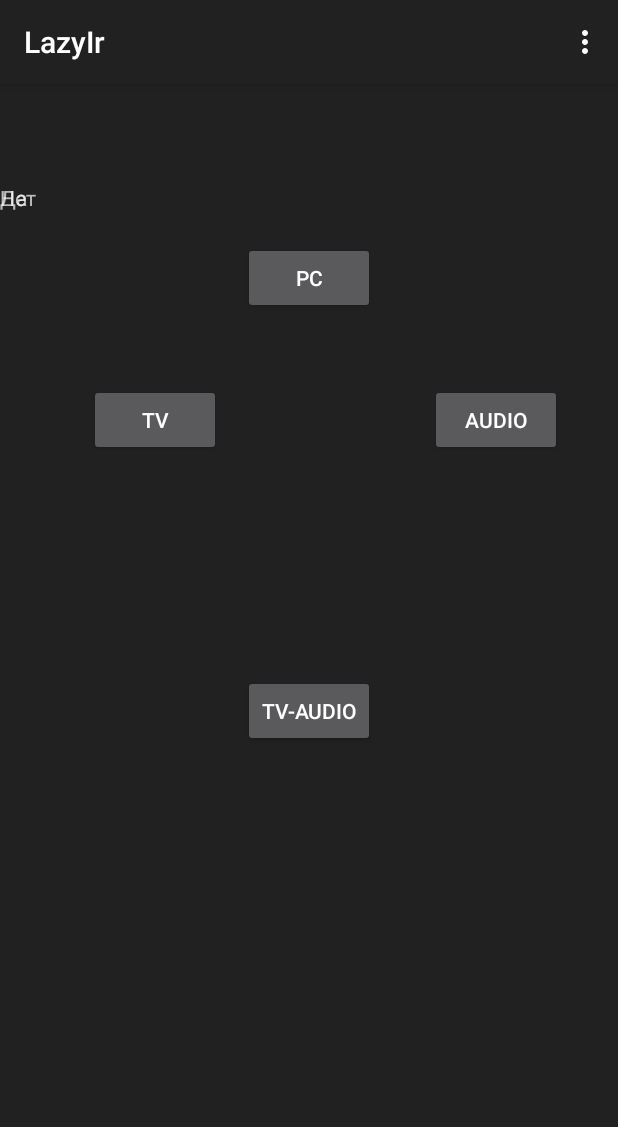
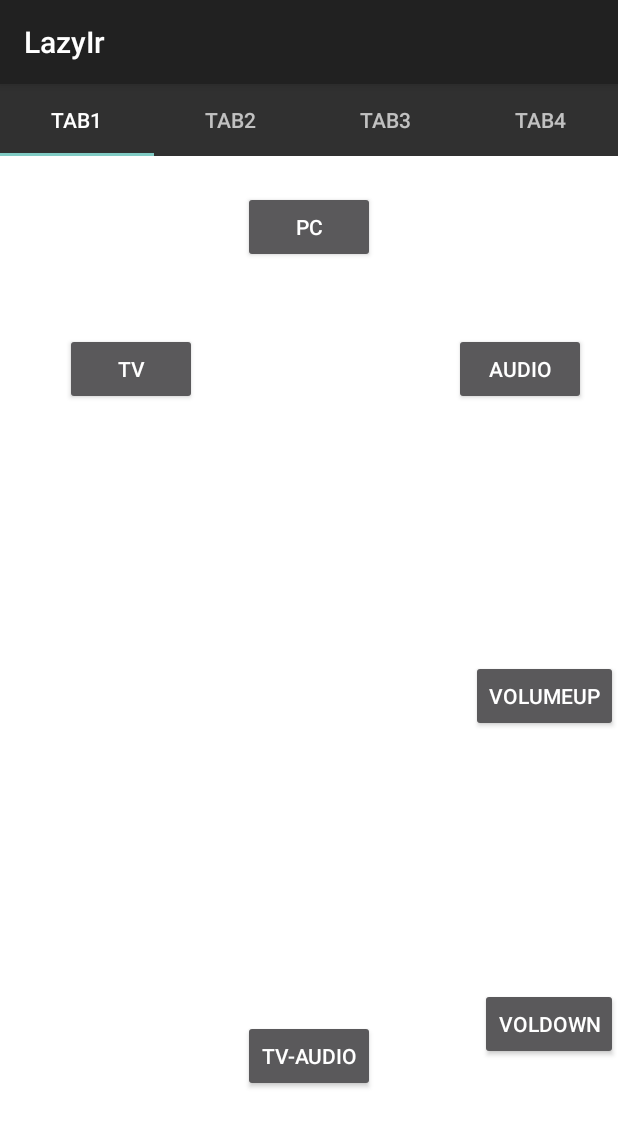
Before and after one commit to Kir-Push/LazyIr, an Android app: the screen it shows after launch (MainActivity), after a tap on "PC", on a phone screen of 412 x 824 dp. Shown: the top 1127 px of the screen. Run offline under Robolectric (Android 15) with nearby library versions, the phone set to English and light mode, and no system bars; network calls fail.

Commit message:
yes i do it

```diff
--- a/src/main/java/com/example/buhalo/lazyir/IrMethods.java
+++ b/src/main/java/com/example/buhalo/lazyir/IrMethods.java
@@ -1,8 +1,10 @@
 package com.example.buhalo.lazyir;
 
+import android.app.Activity;
 import android.content.Context;
 import android.hardware.ConsumerIrManager;
 import android.view.View;
+import android.widget.Toast;
 
 import java.io.BufferedReader;
 import java.io.ByteArrayInputStream;
@@ -15,6 +17,7 @@ import java.net.Socket;
 import java.util.ArrayList;
 import java.util.Arrays;
 import java.util.List;
+import java.util.concurrent.ExecutionException;
 
 /**
  * Created by buhalo on 08.01.17.
@@ -124,7 +127,23 @@ public class IrMethods {
     {
 
         getSocket task = new getSocket();
-        task.execute(new String[] { "PlaceHolder" });
+        task.execute(new String[] { "ShutDown" });
+
+    }
+
+    public static void increaseVolume(View view,Context context)
+    {
+        getSocket task = new getSocket();
+        task.setView(context);
+        task.execute(new String[] { "Volume+" });
+    }
+
+    public static void decreaseVolume(View view,Context context)
+    {
+
+        getSocket task = new getSocket();
+        task.setView(context);
+    task.execute(new String[] { "Volume-" });
 
     }
 }
--- a/src/main/java/com/example/buhalo/lazyir/MainActivity.java
+++ b/src/main/java/com/example/buhalo/lazyir/MainActivity.java
@@ -4,22 +4,15 @@ package com.example.buhalo.lazyir;
  * Created by buhalo on 08.01.17.
  */
 
-import android.content.Context;
-import android.hardware.ConsumerIrManager;
 import android.os.Bundle;
-import android.support.design.widget.FloatingActionButton;
-import android.support.design.widget.Snackbar;
+import android.support.design.widget.TabLayout;
+import android.support.v4.view.ViewPager;
 import android.support.v7.app.AppCompatActivity;
-import android.support.v7.widget.Toolbar;
-import android.view.Menu;
-import android.view.MenuItem;
+import android.view.MotionEvent;
 import android.view.View;
-import android.widget.TabHost;
-import android.widget.Toast;
-
-import java.util.ArrayList;
-import java.util.Arrays;
-import java.util.List;
+import android.view.ViewGroup;
+import android.widget.Button;
+import android.widget.RelativeLayout;
 
 
 public class MainActivity extends AppCompatActivity {
@@ -30,54 +23,25 @@ public class MainActivity extends AppCompatActivity {
         super.onCreate(savedInstanceState);
         setContentView(R.layout.activity_main);
 
-        TabHost tabHost = (TabHost) findViewById(android.R.id.tabhost);
+       // TabHost tabHost = (TabHost) findViewById(android.R.id.tabhost);
 
-        tabHost.setup();
+      //  tabHost.setup();
 
-        TabHost.TabSpec tabSpec;
-
-        tabSpec = tabHost.newTabSpec("tag1");
-
-        tabSpec.setIndicator("Вкладка 1");
-
-        tabSpec.setContent(R.id.tab1);
-
-        tabHost.addTab(tabSpec);
-
-        tabSpec = tabHost.newTabSpec("tag2");
-
-        tabSpec.setIndicator("Вкладка 2");
-
-        tabSpec.setContent(R.id.tab2);
-
-        tabHost.addTab(tabSpec);
-
-        tabSpec = tabHost.newTabSpec("tag3");
-
-        tabSpec.setIndicator("Вкладка 3");
-
-        tabSpec.setContent(R.id.tab3);
-
-        tabHost.addTab(tabSpec);
-
-        tabHost.setCurrentTabByTag("tag1");
-
-        tabHost.setOnTabChangedListener(new TabHost.OnTabChangeListener() {
-            @Override
-            public void onTabChanged(String tabId) {
-                Toast.makeText(getBaseContext(),"tab=1",Toast.LENGTH_SHORT).show();
-            }
-        });
+        ViewPager viewPager = (ViewPager) findViewById(R.id.viewpager);
+        viewPager.setAdapter(new SampleFragmentPagerAdapter(getSupportFragmentManager(),
+                MainActivity.this));
+        TabLayout tabLayout = (TabLayout) findViewById(R.id.sliding_tabs);
+        tabLayout.setupWithViewPager(viewPager);
 
 
     }
 
-    @Override
-    public boolean onCreateOptionsMenu(Menu menu) {
-        // Inflate the menu; this adds items to the action bar if it is present.
-        getMenuInflater().inflate(R.menu.menu_main, menu);
-        return true;
-    }
+//    @Override
+//    public boolean onCreateOptionsMenu(Menu menu) {
+//        // Inflate the menu; this adds items to the action bar if it is present.
+//        getMenuInflater().inflate(R.menu.menu_main, menu);
+//        return true;
+//    }
 
     public void processClickButton(View view)
     {
@@ -97,18 +61,22 @@ public class MainActivity extends AppCompatActivity {
 
     public void processOnlyPc(View view){IrMethods.processOnlyPC(view,this);}
 
-    @Override
-    public boolean onOptionsItemSelected(MenuItem item) {
-        // Handle action bar item clicks here. The action bar will
-        // automatically handle clicks on the Home/Up button, so long
-        // as you specify a parent activity in AndroidManifest.xml.
-        int id = item.getItemId();
+    public void processOnlyVolumeUp(View view){IrMethods.increaseVolume(view,this);}
 
-        //noinspection SimplifiableIfStatement
-        if (id == R.id.action_settings) {
-            return true;
-        }
+    public void processOnlyVolumeDown(View view){IrMethods.decreaseVolume(view,this);}
 
-        return super.onOptionsItemSelected(item);
-    }
+//    @Override
+//    public boolean onOptionsItemSelected(MenuItem item) {
+//        // Handle action bar item clicks here. The action bar will
+//        // automatically handle clicks on the Home/Up button, so long
+//        // as you specify a parent activity in AndroidManifest.xml.
+//        int id = item.getItemId();
+//
+//        //noinspection SimplifiableIfStatement
+//        if (id == R.id.action_settings) {
+//            return true;
+//        }
+//
+//        return super.onOptionsItemSelected(item);
+//    }
 }
--- /dev/null
+++ b/src/main/java/com/example/buhalo/lazyir/PageFragment.java
@@ -0,0 +1,158 @@
+package com.example.buhalo.lazyir;
+
+import android.app.Activity;
+import android.content.ClipData;
+import android.os.Bundle;
+import android.support.design.widget.TabLayout;
+import android.support.v4.app.Fragment;
+import android.support.v4.app.FragmentManager;
+import android.support.v4.view.ViewPager;
+import android.view.LayoutInflater;
+import android.view.MotionEvent;
+import android.view.View;
+import android.view.ViewGroup;
+import android.widget.Button;
+import android.widget.LinearLayout;
+import android.widget.RelativeLayout;
+import android.widget.TextView;
+
+import java.util.ArrayList;
+import java.util.List;
+
+import static android.support.v7.appcompat.R.id.image;
+import static com.example.buhalo.lazyir.R.string.configure;
+
+/**
+ * Created by buhalo on 28.01.17.
+ */
+
+public class PageFragment extends Fragment {
+
+    public static final String ARG_PAGE = "ARG_PAGE";
+
+    public static List<Button> buttons = new ArrayList<>();
+
+    private int mPage;
+
+    private  TabLayout tabLayout;
+
+    private Activity activity;
+
+    private View rootView;
+
+    public static PageFragment newInstance(int page) {
+        Bundle args = new Bundle();
+        args.putInt(ARG_PAGE, page);
+        PageFragment fragment = new PageFragment();
+        fragment.setArguments(args);
+        return fragment;
+    }
+
+    @Override
+    public void onCreate(Bundle savedInstanceState) {
+        super.onCreate(savedInstanceState);
+        mPage = getArguments().getInt(ARG_PAGE);
+    }
+
+    @Override
+    public View onCreateView(LayoutInflater inflater, final ViewGroup container,
+                             Bundle savedInstanceState) {
+        View view = null;
+        View viewTouch = null;
+        if(mPage == 1)
+        {
+            view = inflater.inflate(R.layout.content_main, container, false);
+
+        }
+        else if(mPage == 4)
+        {
+
+            rootView = inflater.inflate(R.layout.activity_main,container,false);
+            activity = (Activity) rootView.getContext();
+            tabLayout = (TabLayout) activity.findViewById(R.id.sliding_tabs);
+
+
+            view = inflater.inflate(R.layout.tab_selector, container, false);
+            ViewGroup vv4 = (ViewGroup) view;
+            for(int i=0;i< vv4.getChildCount();i++)
+            {
+              final Button mv4 = (Button)vv4.getChildAt(i);
+                mv4.setOnTouchListener(new View.OnTouchListener() {
+                    @Override
+                    public boolean onTouch(View v, MotionEvent event) {
+
+                        ClipData data = ClipData.newPlainText("", "");
+                        View.DragShadowBuilder shadow = new View.DragShadowBuilder(mv4);
+                        v.startDrag(data, shadow, null, 0);
+
+                        tabLayout.getTabAt(2).select();
+
+                        if(event.getAction() == MotionEvent.ACTION_MOVE)
+                        {
+                        return true;
+                        }
+
+                        if(event.getAction() == MotionEvent.ACTION_UP)
+                        {
+
+                        }
+                        return false;
+                    }
+                });
+            }
+
+        }
+        else if(mPage == 3)
+        {
+            viewTouch = inflater.inflate(R.layout.content_main, container, false);
+            view = inflater.inflate(R.layout.fragment_page, container, false);
+            RelativeLayout layout = (RelativeLayout) view.findViewById(R.id.fr_pg);
+            ViewGroup vv = (ViewGroup) viewTouch;
+            for(int i = 0;i<vv.getChildCount();i++)
+            {
+                Button mv =(Button)vv.getChildAt(i);
+                Button rpl = new Button(mv.getContext());
+                rpl.setText(mv.getText());
+                rpl.setLayoutParams(mv.getLayoutParams());
+                rpl.setId(mv.getId());
+                rpl.setY(mv.getY());
+                rpl.setX(mv.getX());
+                layout.addView(rpl);
+            }
+            if(buttons != null && buttons.size()<0)
+            {
+                System.out.println("tut jest");
+                layout.addView(buttons.get(0));
+            }
+        }
+        else
+        {
+            view = inflater.inflate(R.layout.fragment_page2, container, false);
+           // TextView textView = (TextView) view;
+           // textView.setText(R.string.configure);
+        }
+
+        return view;
+    }
+
+
+}
+
+
+//                        ClipData data = ClipData.newPlainText("", "");
+//                        View.DragShadowBuilder shadow = new View.DragShadowBuilder(tv);
+//                        v.startDrag(data, shadow, null, 0);
+//                        return true;
+
+//        Button btnTag = new Button(view.getContext());
+//        btnTag.setText("Button! " + 25);
+//        btnTag.setId(1 + 1 + (2 * 4));
+//        int left = (int) me.getRawX() - (v.getWidth());
+//        int top = (int) me.getRawY() - (v.getHeight());
+//        ViewGroup.MarginLayoutParams marginParams = new ViewGroup.MarginLayoutParams(tv.getLayoutParams());
+//        marginParams.setMargins(left, top, 0, 0);
+//        RelativeLayout.LayoutParams layoutParams = new RelativeLayout.LayoutParams(marginParams);
+//        btnTag.setLayoutParams(layoutParams);
+//        RelativeLayout layout = (RelativeLayout) view.findViewById(R.id.dada);
+//        layout.addView(btnTag);
+//        buttons.add(btnTag);
--- /dev/null
+++ b/src/main/java/com/example/buhalo/lazyir/SampleFragmentPagerAdapter.java
@@ -0,0 +1,37 @@
+package com.example.buhalo.lazyir;
+
+import android.content.Context;
+import android.support.v4.app.Fragment;
+import android.support.v4.app.FragmentManager;
+import android.support.v4.app.FragmentPagerAdapter;
+
+/**
+ * Created by buhalo on 28.01.17.
+ */
+
+public class SampleFragmentPagerAdapter extends FragmentPagerAdapter {
+    final int PAGE_COUNT = 4;
+    private String tabTitles[] = new String[] { "Tab1", "Tab2", "Tab3","Tab4" };
+    private Context context;
+
+    public SampleFragmentPagerAdapter(FragmentManager fm, Context context) {
+        super(fm);
+        this.context = context;
+    }
+
+    @Override
+    public int getCount() {
+        return PAGE_COUNT;
+    }
+
+    @Override
+    public Fragment getItem(int position) {
+        return PageFragment.newInstance(position + 1);
+    }
+
+    @Override
+    public CharSequence getPageTitle(int position) {
+        // Generate title based on item position
+        return tabTitles[position];
+    }
+}
--- a/src/main/java/com/example/buhalo/lazyir/getSocket.java
+++ b/src/main/java/com/example/buhalo/lazyir/getSocket.java
@@ -1,6 +1,10 @@
 package com.example.buhalo.lazyir;
 
+import android.app.Activity;
+import android.content.Context;
 import android.os.AsyncTask;
+import android.view.View;
+import android.widget.Toast;
 
 import java.io.BufferedReader;
 import java.io.IOException;
@@ -9,47 +13,120 @@ import java.io.PrintWriter;
 import java.net.InetAddress;
 import java.net.InetSocketAddress;
 import java.net.Socket;
+import java.net.UnknownHostException;
 
 /**
  * Created by buhalo on 22.01.17.
  */
 
 public class getSocket extends AsyncTask<String, Void, String> {
+    private static String shutDownCommand = "please shutDown My Pc, Thank you";
+    private static String increaseVol = "please increase my volume, Thank you";
+    private static String decreaseVol = "please decrease my volume, Thank you";
+    private static String host = "192.168.0.102";
+    private static int portNumber = 5667;
+    private Socket socket;
+    private PrintWriter out;
+    private BufferedReader in;
+    private Context cOntext;
+    private final static String[] cmds = {"ShutDown","Volume+","Volume-"};
+
     @Override
-    protected String doInBackground(String... urls) {
+    protected String doInBackground(String... commands) {
 
-        //Your code goes here
-        final String host = "192.168.0.102";
-        final int portNumber = 5667;
+       if(socket == null || !socket.isConnected())
+       {
+           try {
+               openConnection();
+           } catch (IOException e) {
+               e.printStackTrace();
+               return "error in openConnection";
+           }
+       }
+
+        if(commands != null && commands.length > 0)
+        {
+           if(commands[0].equals(cmds[0]))
+           {
+               out.println(shutDownCommand);
+               receiveFromServer();
+           }
+            else if(commands[0].equals(cmds[1]))
+           {
+
+               out.println(increaseVol);
+            final String   answer = receiveFromServer();
+               final  Activity activity = (Activity) cOntext;
+               activity.runOnUiThread(new Runnable() {
+                   public void run()
+                   {
+                       Toast.makeText(activity, answer, Toast.LENGTH_SHORT).show();
+                   }
+               });
+              // Toast.makeText(cOntext, "yrap", Toast.LENGTH_SHORT).show();
+              // receiveFromServer();
+           }
+            else if(commands[0].equals(cmds[2]))
+           {
+               out.println(decreaseVol);
+               final String    answer = receiveFromServer();
+             final  Activity activity = (Activity) cOntext;
+               activity.runOnUiThread(new Runnable() {
+                   public void run()
+                   {
+                       Toast.makeText(activity, answer, Toast.LENGTH_SHORT).show();
+                   }
+               });
+            //   Toast.makeText(cOntext, answer, Toast.LENGTH_LONG).show();
+           }
+        }
+
+        closeConnection();
+        return "";
+    }
+
+    private boolean openConnection() throws IOException {
+
+        socket = new Socket();
         System.out.println("Creating socket to '" + host + "' on port " + portNumber);
+        System.out.println(InetAddress.getByName(host));
+        socket.connect(new InetSocketAddress("192.168.0.102",portNumber),10000);
+        out = new PrintWriter(socket.getOutputStream(), true);
+        in = new BufferedReader(new InputStreamReader(socket.getInputStream()));
+        return true;
+    }
+
+    private boolean closeConnection()
+    {
+        out.close();
         try {
-            System.out.println(InetAddress.getByName(host));
-         //   Socket socket = new Socket("192.168.0.102", portNumber);
-            Socket  socket = new Socket();
-            socket.connect(new InetSocketAddress("192.168.0.102",portNumber),10000);
-            System.out.println("nerowel");
-            PrintWriter out = new PrintWriter(socket.getOutputStream(), true);
-
-
-            System.out.println("yeap");
-            String userInput = "please shutDown My Pc, Thank you";
-
-            out.println("please shutDown My Pc, Thank you");
-
-            BufferedReader br = new BufferedReader(new InputStreamReader(socket.getInputStream()));
-            System.out.println("server says:" + br.readLine());
-
-            if ("exit".equalsIgnoreCase(userInput)) {
-                socket.close();
-                return "";
-            }
-            socket.close();
-
+            in.close();
         } catch (IOException e) {
             e.printStackTrace();
-            System.out.println("tut?");
-            return "";
+            try {
+                socket.close();
+            } catch (IOException e1) {
+                e1.printStackTrace();
+                return false;
+            }
         }
-        return "";
+        return true;
+    }
+
+    private String receiveFromServer()
+    {
+        String answer = "";
+        try {
+             answer = in.readLine();
+            System.out.println("server says:" + answer);
+        } catch (IOException e) {
+            e.printStackTrace();
+        }
+        return answer;
+    }
+
+    public void setView(Context v)
+    {
+        this.cOntext = v;
     }
 }
--- a/src/main/res/layout/activity_main.xml
+++ b/src/main/res/layout/activity_main.xml
@@ -1,64 +1,25 @@
 <?xml version="1.0" encoding="utf-8"?>
-<android.support.design.widget.CoordinatorLayout xmlns:android="http://schemas.android.com/apk/res/android"
-    xmlns:tools="http://schemas.android.com/tools"
+
+
+<LinearLayout xmlns:android="http://schemas.android.com/apk/res/android"
     xmlns:app="http://schemas.android.com/apk/res-auto"
     android:layout_width="match_parent"
-    android:layout_height="match_parent">
-
-    <android.support.design.widget.AppBarLayout
-        android:id="@+id/appbar"
-        android:layout_height="fill_parent"
-        android:layout_width="fill_parent">
-
-        <TabHost
-            android:id="@android:id/tabhost"
-            android:layout_width="match_parent"
-            android:layout_height="match_parent">
-
-            <LinearLayout
-                android:layout_width="match_parent"
-                android:layout_height="match_parent"
-                android:orientation="vertical">
-
-                <TabWidget
-                    android:id="@android:id/tabs"
-                    android:layout_width="match_parent"
-                    android:layout_height="66dp" />
-
-                <FrameLayout
-                    android:id="@android:id/tabcontent"
-                    android:layout_width="match_parent"
-                    android:layout_height="match_parent">
+    android:layout_height="match_parent"
+    android:orientation="vertical">
 
 
+    <android.support.design.widget.TabLayout
+        android:id="@+id/sliding_tabs"
+        android:layout_width="match_parent"
+        android:layout_height="wrap_content"
+        app:tabMode="fixed" />
 
-                    <LinearLayout
-                        android:id="@+id/tab1"
-                        android:layout_width="match_parent"
-                        android:layout_height="match_parent">
-                        <include
-                            layout="@layout/content_main"
-                            android:id="@+id/include"
-                             />
-                    </LinearLayout>
-
-                    <TextView
-                        android:id="@+id/tab2"
-                        android:layout_width="wrap_content"
-                        android:layout_height="wrap_content"
-                        android:text="Нет">
-                    </TextView>
-
-                    <TextView
-                        android:id="@+id/tab3"
-                        android:layout_width="wrap_content"
-                        android:layout_height="wrap_content"
-                        android:text="Да">
-                    </TextView>
-                </FrameLayout>
-            </LinearLayout>
-        </TabHost>
-    </android.support.design.widget.AppBarLayout>
+    <android.support.v4.view.ViewPager
+        android:id="@+id/viewpager"
+        android:layout_width="match_parent"
+        android:layout_height="0px"
+        android:layout_weight="1"
+        android:background="@android:color/white" />
 
 
-</android.support.design.widget.CoordinatorLayout>
+    </LinearLayout>
--- a/src/main/res/layout/content_main.xml
+++ b/src/main/res/layout/content_main.xml
@@ -1,19 +1,10 @@
 <?xml version="1.0" encoding="utf-8"?>
-<RelativeLayout xmlns:android="http://schemas.android.com/apk/res/android"
-    xmlns:app="http://schemas.android.com/apk/res-auto"
-    xmlns:tools="http://schemas.android.com/tools"
-    android:id="@+id/content_main"
+<RelativeLayout
+    xmlns:android="http://schemas.android.com/apk/res/android"
     android:layout_width="match_parent"
     android:layout_height="match_parent"
-    android:paddingBottom="@dimen/activity_vertical_margin"
-    android:paddingLeft="@dimen/activity_horizontal_margin"
-    android:paddingRight="@dimen/activity_horizontal_margin"
-    android:paddingTop="@dimen/activity_vertical_margin"
-    app:layout_behavior="@string/appbar_scrolling_view_behavior"
-    tools:context="com.example.buhalo.lazyir.MainActivity"
-    tools:showIn="@layout/activity_main">
-
-
+    android:id="@+id/dada"
+    android:orientation="vertical">
 
     <Button
         android:text="AUDIO"
@@ -52,7 +43,27 @@
         android:layout_height="wrap_content"
         android:id="@+id/button"
         android:onClick="processClickButton"
-        android:layout_marginTop="146dp"
-        android:layout_below="@+id/button2"
+        android:layout_marginBottom="96dp"
+        android:layout_alignParentBottom="true"
         android:layout_centerHorizontal="true" />
+
+    <Button
+        android:text="VOLDOWN"
+        android:layout_width="wrap_content"
+        android:layout_height="wrap_content"
+        android:id="@+id/button8"
+        android:onClick="processOnlyVolumeDown"
+        android:layout_alignBottom="@+id/button"
+        android:layout_alignParentEnd="true"
+        android:layout_marginBottom="21dp" />
+
+    <Button
+        android:text="VolumeUp"
+        android:layout_width="wrap_content"
+        android:layout_height="wrap_content"
+        android:id="@+id/button7"
+        android:onClick="processOnlyVolumeUp"
+        android:layout_centerVertical="true"
+        android:layout_alignParentEnd="true" />
+
 </RelativeLayout>
--- /dev/null
+++ b/src/main/res/layout/fragment_page.xml
@@ -0,0 +1,6 @@
+<?xml version="1.0" encoding="utf-8"?>
+<RelativeLayout xmlns:android="http://schemas.android.com/apk/res/android"
+    android:id="@+id/fr_pg"
+    android:layout_width="match_parent"
+    android:layout_height="match_parent"
+    android:orientation="vertical"/>
```
Also changed, not shown: src/main/res/layout/fragment_page2.xml (added, +7 -0 lines), src/main/res/layout/tab_selector.xml (added, +24 -0 lines), src/main/res/layout/two.xml (added, +10 -0 lines), 108 other files.
